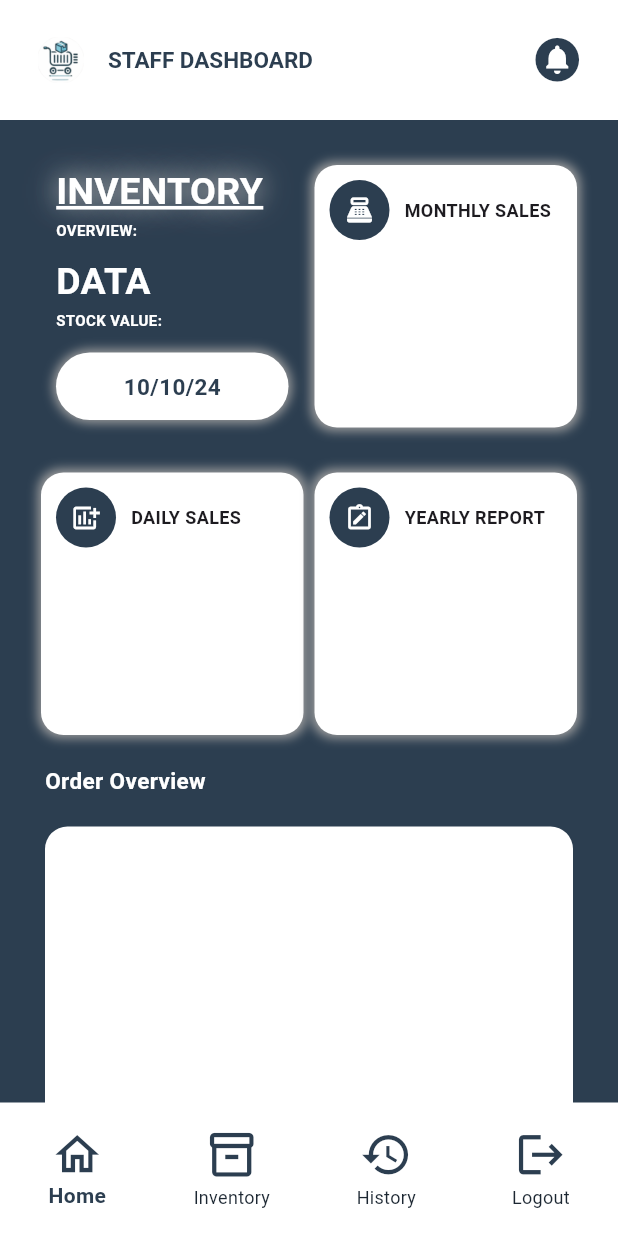
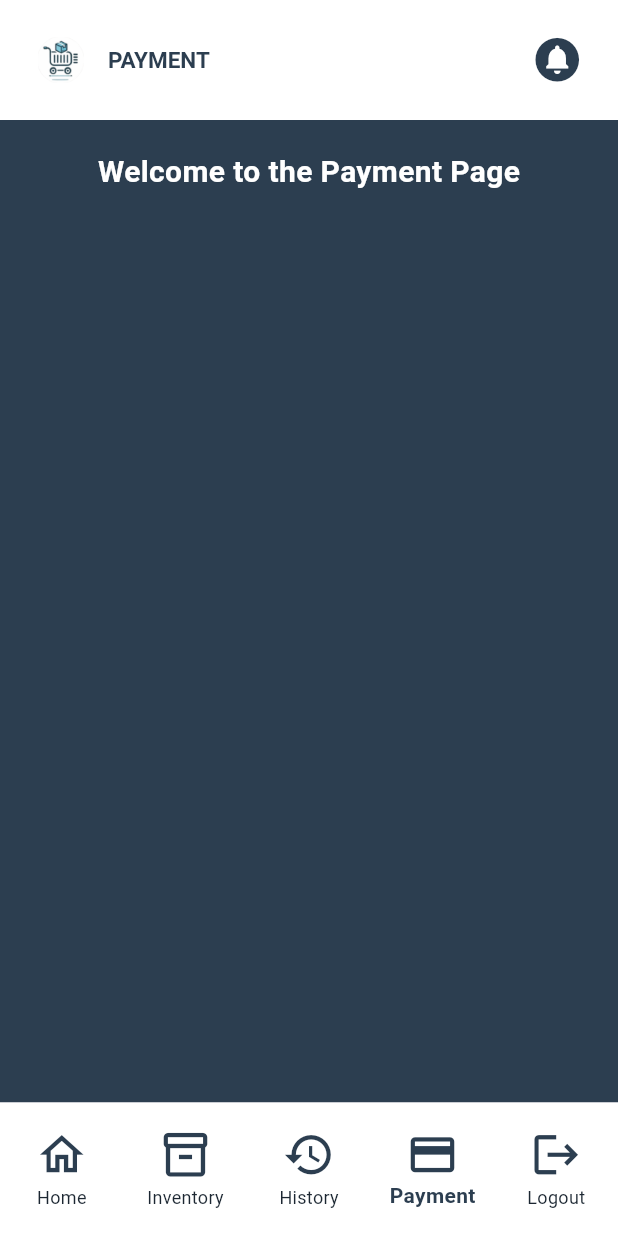
Before and after one commit to Jayr222/Sales_and_inventory_system, a Flutter app: the StaffDashboard screen opened directly, item 4 of the bottom bar chosen, after a tap on the "circle notifications" icon, on a phone screen of 412 x 824 dp. Run offline on Flutter 3.47's test engine with Material 3 defaults, Android fonts, the phone set to English and light mode, and no system bars; our stand-ins replace cloud_firestore, firebase_auth, firebase_core; accounts and stored records are empty.

Commit message:
Changes to staffdashboard and payment page added

```diff
--- a/flutter_application_1/lib/UI/Staff_Dashboard/Staff/home_screen.dart
+++ b/flutter_application_1/lib/UI/Staff_Dashboard/Staff/home_screen.dart
@@ -148,23 +148,10 @@ class _HomeScreenState extends State<HomeScreen> {
                   children: [
                     Text(
                       label,
-                      style: TextStyle(
+                      style: const TextStyle(
                         fontWeight: FontWeight.bold,
                         fontSize: 25,
-                        color: const Color.fromARGB(255, 255, 255, 255),
-                        shadows: [
-                          const Shadow(
-                            blurRadius: 20.0, // Glow effect intensity
-                            color: Color.fromARGB(255, 185, 185, 185), // Glow color
-                            offset: Offset(0, 0), // Position of the shadow
-                          ),
-                            Shadow(
-                              blurRadius: 30.0,
-                              color: const Color.fromARGB(255, 185, 185, 185).withOpacity(0.5), // Softer glow
-                              offset: const Offset(0, 0),
-                          ),
-                        ],
-                        decoration: TextDecoration.underline,
+                        color:  Color.fromARGB(255, 255, 255, 255),
                         decorationColor: Colors.white, // Optional: Underline color
                         decorationThickness: 2,
                       ),
@@ -215,13 +202,6 @@ class _HomeScreenState extends State<HomeScreen> {
                   decoration: BoxDecoration(
                     color: Colors.white,
                     borderRadius: BorderRadius.circular(50),
-                    boxShadow: const [
-                      BoxShadow(
-                        color: Colors.grey,
-                        blurRadius: 5.0,
-                        spreadRadius: 2.0,
-                        ),
-                      ],
                   ),
                   child: const Text('10/10/24', style: TextStyle(
                     fontWeight: FontWeight.bold,
@@ -245,14 +225,7 @@ class _HomeScreenState extends State<HomeScreen> {
       height: 175,
       decoration: BoxDecoration(
         color: Colors.white,
-        borderRadius: BorderRadius.circular(15),
-        boxShadow: const [
-          BoxShadow(
-            color: Colors.grey,
-            blurRadius: 5.0,
-            spreadRadius: 2.0,
-          ),
-        ],
+        borderRadius: BorderRadius.circular(16),
       ),
       child: Column(
         children: [
--- a/flutter_application_1/lib/UI/Staff_Dashboard/Staff/slogout_screen.dart
+++ b/flutter_application_1/lib/UI/Staff_Dashboard/Staff/slogout_screen.dart
@@ -1,5 +1,3 @@
-
-
 import 'package:flutter/material.dart';
 
 class ContactInfoField extends StatelessWidget {
--- /dev/null
+++ b/flutter_application_1/lib/UI/Staff_Dashboard/spayment_screen.dart
@@ -0,0 +1,65 @@
+import 'package:flutter/material.dart';
+
+// The custom PaymentScreen widget with your desired layout
+class PaymentScreen extends StatelessWidget {
+  const PaymentScreen({super.key});
+
+  @override
+  Widget build(BuildContext context) {
+    return Scaffold(
+      appBar: AppBar(
+        backgroundColor: const Color.fromARGB(255, 255, 255, 255),
+        toolbarHeight: 80,
+        leading: Padding(
+          padding: const EdgeInsets.only(left: 25.0),
+          child: Image.asset(
+            'lib/assets/Shoppingicon.png',
+            width: 70,
+            height: 70,
+            fit: BoxFit.contain,
+          ),
+        ),
+        title: const Text(
+          'PAYMENT',
+          style: TextStyle(
+            fontWeight: FontWeight.bold,
+            fontSize: 15,
+            color: Color.fromARGB(255, 44, 62, 80),
+          ),
+        ),
+        actions: [
+          Padding(
+            padding: const EdgeInsets.symmetric(horizontal: 15, vertical: 3),
+            child: IconButton(
+              icon: const Icon(
+                Icons.circle_notifications,
+                color: Color.fromARGB(255, 44, 62, 80),
+                size: 35,
+              ),
+              onPressed: () {
+                // Add functionality to notification icon
+              },
+            ),
+          ),
+        ],
+      ),
+      backgroundColor: const Color(0xFF2C3E50),
+      body: const Center(
+        child: Column(
+          children: [
+            const SizedBox(height: 20),
+            const Text(
+              'Welcome to the Payment Page',
+              style: TextStyle(
+                fontSize: 20,
+                fontWeight: FontWeight.bold,
+                color: Colors.white,
+              ),
+            ),
+            const SizedBox(height: 20),
+          ],
+        ),
+      ),
+    );
+  }
+}
--- a/flutter_application_1/lib/screens/staff_dashboard.dart
+++ b/flutter_application_1/lib/screens/staff_dashboard.dart
@@ -3,9 +3,8 @@ import 'package:flutter/material.dart';
 import 'package:flutter_application_1/UI/Staff_Dashboard/Staff/history_screen.dart';
 import 'package:flutter_application_1/UI/Staff_Dashboard/Staff/home_screen.dart';
 import 'package:flutter_application_1/UI/Staff_Dashboard/Staff/inventory_screen.dart';
-import 'package:flutter_application_1/screens/login_page_screen.dart';
-
-
+import 'package:flutter_application_1/UI/Staff_Dashboard/spayment_screen.dart';
+import 'login_page_screen.dart';
 
 class StaffDashboard extends StatefulWidget {
   const StaffDashboard({super.key});
@@ -21,6 +20,7 @@ class _StaffDashboard extends State<StaffDashboard> {
     const HomeScreen(), // Home Screen layout
     const InventoryScreen(), // Inventory Screen layout
     const HistoryScreen(), // Placeholder for History Screen
+    const PaymentScreen(),// Placeholder/Screen layout for Payment
   ];
 
   // Function to show the alert dialog
@@ -85,7 +85,7 @@ class _StaffDashboard extends State<StaffDashboard> {
   Widget build(BuildContext context) {
     return Scaffold(
       // Body that changes based on the selected tab
-      body: _selectedIndex < 3 ? _pages[_selectedIndex] : const SizedBox(),
+      body: _selectedIndex < 4 ? _pages[_selectedIndex] : const SizedBox(),
 
       // Bottom Navigation Bar
       bottomNavigationBar: Container(
@@ -96,7 +96,7 @@ class _StaffDashboard extends State<StaffDashboard> {
             elevation: 0,
             currentIndex: _selectedIndex,
             onTap: (index) {
-              if (index == 3) {
+              if (index == 4) {
                 _showAlertDialog(
                     context); // Trigger the alert dialog for the 4th button
               } else {
@@ -134,6 +134,14 @@ class _StaffDashboard extends State<StaffDashboard> {
               ),
               BottomNavigationBarItem(
                 icon: Icon(
+                  Icons.payment,
+                  size: 35,
+                  color: Color.fromARGB(255, 44, 62, 80),
+                ),
+                label: 'Payment',
+              ),
+              BottomNavigationBarItem(
+                icon: Icon(
                   Icons.logout,
                   size: 35,
                   color: Color.fromARGB(255, 44, 62, 80),
```
Also changed, not shown: 1 other file.
